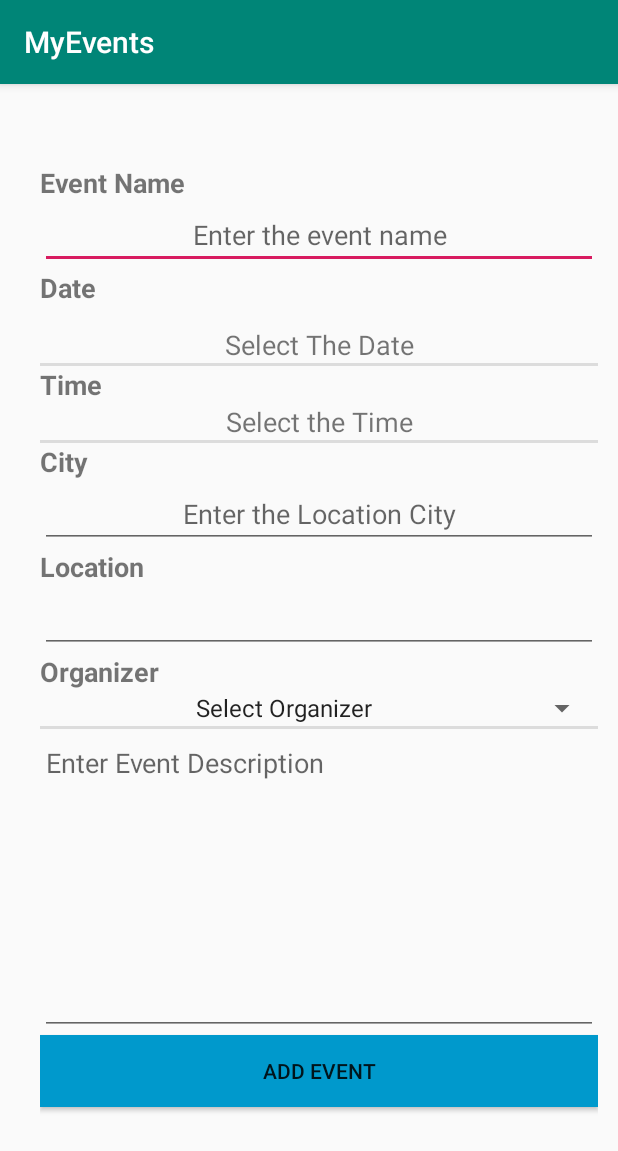
After one commit to Janxni18/MyEvents-1, an Android app: the add_user_details screen opened directly, with no data from a screen before it, on a phone screen of 412 x 824 dp. The commit adds this screen. Shown: the top 1151 px of the screen. Run offline under Robolectric (Android 15) with nearby library versions, the phone set to English and light mode, and no system bars.

Commit message:
Added user profile and add events

```diff
--- a/app/src/main/AndroidManifest.xml
+++ b/app/src/main/AndroidManifest.xml
@@ -9,6 +9,8 @@
         android:roundIcon="@mipmap/ic_launcher_round"
         android:supportsRtl="true"
         android:theme="@style/AppTheme">
+        <activity android:name=".userProfile"></activity>
+        <activity android:name=".add_user_details" />
         <activity
             android:name=".MainActivity"
             android:label="@string/app_name"
--- /dev/null
+++ b/app/src/main/java/com/example/myevents/add_user_details.java
@@ -0,0 +1,88 @@
+package com.example.myevents;
+
+import androidx.appcompat.app.AppCompatActivity;
+import androidx.fragment.app.DialogFragment;
+
+import android.app.DatePickerDialog;
+import android.app.TimePickerDialog;
+import android.os.Bundle;
+import android.view.View;
+import android.widget.AdapterView;
+import android.widget.ArrayAdapter;
+import android.widget.DatePicker;
+import android.widget.Spinner;
+import android.widget.TextView;
+import android.widget.TimePicker;
+import android.widget.Toast;
+
+import java.text.DateFormat;
+import java.util.Calendar;
+
+
+public class add_user_details extends AppCompatActivity implements DatePickerDialog.OnDateSetListener, TimePickerDialog.OnTimeSetListener, AdapterView.OnItemSelectedListener {
+
+
+    @Override
+    protected void onCreate(Bundle savedInstanceState) {
+        super.onCreate(savedInstanceState);
+        setContentView(R.layout.activity_add_user_details);
+
+        Spinner spinner = findViewById(R.id.spinner);
+        ArrayAdapter<CharSequence> adapter = ArrayAdapter.createFromResource(this,R.array.Organizers,android.R.layout.simple_spinner_item);
+        adapter.setDropDownViewResource(android.R.layout.simple_spinner_dropdown_item);
+        spinner.setAdapter(adapter);
+        spinner.setOnItemSelectedListener(this);
+
+
+        TextView button1 = (TextView) findViewById(R.id.textViewStartDate);
+        button1.setOnClickListener(new View.OnClickListener() {
+            @Override
+            public void onClick(View v) {
+                DialogFragment datePicker = new DatePickerFragment();
+                datePicker.show(getSupportFragmentManager(), "date picker");
+            }
+        });
+
+        TextView button2 = (TextView) findViewById(R.id.textViewStartTime);
+        button2.setOnClickListener(new View.OnClickListener() {
+            @Override
+            public void onClick(View v) {
+                DialogFragment timePicker = new TImePickerFragment();
+                timePicker.show(getSupportFragmentManager(), "time picker");
+            }
+        });
+
+
+
+
+    }
+
+    @Override
+    public void onItemSelected(AdapterView<?> parent, View view, int position, long id) {
+        String text = parent.getItemAtPosition(position).toString();
+        Toast.makeText(parent.getContext(), text, Toast.LENGTH_SHORT).show();
+    }
+
+    @Override
+    public void onNothingSelected(AdapterView<?> parent) {
+
+    }
+
+    @Override
+    public void onDateSet(DatePicker view, int year, int month, int dayOfMonth) {
+        Calendar c = Calendar.getInstance();
+        c.set(Calendar.YEAR, year);
+        c.set(Calendar.MONTH, month);
+        c.set(Calendar.DAY_OF_MONTH, dayOfMonth);
+        String currentDateString = DateFormat.getDateInstance(DateFormat.FULL).format(c.getTime());
+
+        TextView textView = (TextView) findViewById(R.id.textViewStartDate);
+        textView.setText(currentDateString);
+    }
+
+    @Override
+    public void onTimeSet(TimePicker view, int hourOfDay, int minute) {
+        TextView textView = (TextView) findViewById(R.id.textViewStartTime);
+        textView.setText("Hour: " + hourOfDay + " Minute: " + minute);
+    }
+}
--- /dev/null
+++ b/app/src/main/res/layout/activity_add_user_details.xml
@@ -0,0 +1,153 @@
+<?xml version="1.0" encoding="utf-8"?>
+<RelativeLayout xmlns:android="http://schemas.android.com/apk/res/android"
+    xmlns:app="http://schemas.android.com/apk/res-auto"
+    xmlns:tools="http://schemas.android.com/tools"
+    android:layout_width="match_parent"
+    android:layout_height="match_parent"
+    android:orientation="vertical"
+    tools:context=".add_user_details" >
+
+    <LinearLayout
+        android:layout_width="match_parent"
+        android:layout_height="match_parent"
+        android:layout_marginLeft="40px"
+        android:layout_marginTop="80px"
+        android:layout_marginRight="20px"
+        android:orientation="vertical">
+
+        <TextView
+            android:id="@+id/textView6"
+            android:layout_width="match_parent"
+            android:layout_height="wrap_content"
+            android:text="Event Name"
+            android:textSize="18sp"
+            android:textStyle="bold" />
+
+        <EditText
+            android:id="@+id/editText6"
+            android:layout_width="match_parent"
+            android:layout_height="wrap_content"
+            android:ems="10"
+            android:hint="Enter the event name"
+            android:inputType="textPersonName"
+            android:textAlignment="center" />
+
+        <TextView
+            android:id="@+id/textView7"
+            android:layout_width="match_parent"
+            android:layout_height="wrap_content"
+            android:text="Date"
+            android:textSize="18sp"
+            android:textStyle="bold" />
+
+        <TextView
+            android:id="@+id/textViewStartDate"
+            android:layout_width="match_parent"
+            android:layout_height="wrap_content"
+            android:layout_marginTop="20px"
+            android:text="Select The Date"
+            android:textAlignment="center"
+            android:textSize="18sp" />
+
+        <View
+            android:id="@+id/divider"
+            android:layout_width="match_parent"
+            android:layout_height="2dp"
+            android:background="?android:attr/listDivider" />
+
+        <TextView
+            android:id="@+id/textView12"
+            android:layout_width="match_parent"
+            android:layout_height="wrap_content"
+            android:text="Time"
+            android:textSize="18sp"
+            android:textStyle="bold" />
+
+        <TextView
+            android:id="@+id/textViewStartTime"
+            android:layout_width="match_parent"
+            android:layout_height="wrap_content"
+            android:text="Select the Time"
+            android:textAlignment="center"
+            android:textSize="18sp" />
+
+        <View
+            android:id="@+id/divider2"
+            android:layout_width="match_parent"
+            android:layout_height="2dp"
+            android:background="?android:attr/listDivider" />
+
+        <TextView
+            android:id="@+id/textView16"
+            android:layout_width="match_parent"
+            android:layout_height="wrap_content"
+            android:text="City"
+            android:textSize="18sp"
+            android:textStyle="bold" />
+
+        <EditText
+            android:id="@+id/editText11"
+            android:layout_width="match_parent"
+            android:layout_height="wrap_content"
+            android:ems="10"
+            android:hint="Enter the Location City"
+            android:inputType="textPersonName"
+            android:textAlignment="center" />
+
+        <TextView
+            android:id="@+id/textView17"
+            android:layout_width="match_parent"
+            android:layout_height="wrap_content"
+            android:text="Location"
+            android:textSize="18sp"
+            android:textStyle="bold" />
+
+        <EditText
+            android:id="@+id/editText12"
+            android:layout_width="match_parent"
+            android:layout_height="wrap_content"
+            android:ems="10"
+            android:inputType="textPersonName"
+            android:textAlignment="center" />
+
+        <TextView
+            android:id="@+id/Organizer"
+            android:layout_width="match_parent"
+            android:layout_height="wrap_content"
+            android:text="Organizer"
+            android:textSize="18sp"
+            android:textStyle="bold" />
+
+        <Spinner
+            android:id="@+id/spinner"
+            android:layout_width="match_parent"
+            android:layout_height="wrap_content"
+            android:spinnerMode="dialog"
+            android:textAlignment="center" />
+
+        <View
+            android:id="@+id/divider3"
+            android:layout_width="match_parent"
+            android:layout_height="2dp"
+            android:background="?android:attr/listDivider" />
+
+        <EditText
+            android:id="@+id/editText14"
+            android:layout_width="match_parent"
+            android:layout_height="204dp"
+            android:ems="10"
+            android:gravity="start|top"
+            android:hint="Enter Event Description"
+            android:inputType="textMultiLine" />
+
+        <Button
+            android:id="@+id/button6"
+            android:layout_width="match_parent"
+            android:layout_height="wrap_content"
+            android:background="@android:color/holo_blue_dark"
+            android:text="Add Event"
+            android:textColorLink="@android:color/background_light" />
+
+    </LinearLayout>
+
+</RelativeLayout>
--- a/app/src/main/res/layout/nav_header_main.xml
+++ b/app/src/main/res/layout/nav_header_main.xml
@@ -24,13 +24,13 @@
         android:layout_width="match_parent"
         android:layout_height="wrap_content"
         android:paddingTop="@dimen/nav_header_vertical_spacing"
-        android:text="@string/nav_header_title"
+        android:text="User 123"
         android:textAppearance="@style/TextAppearance.AppCompat.Body1" />
 
     <TextView
         android:id="@+id/textView"
-        android:layout_width="wrap_content"
+        android:layout_width="match_parent"
         android:layout_height="wrap_content"
-        android:text="@string/nav_header_subtitle" />
+        android:text="user123@gmail.com" />
 
 </LinearLayout>
--- a/app/src/main/res/values/strings.xml
+++ b/app/src/main/res/values/strings.xml
@@ -13,4 +13,11 @@
     <string name="menu_tools">Tools</string>
     <string name="menu_share">Share</string>
     <string name="menu_send">Send</string>
+
+    <string-array name="Organizers">
+        <item>Select Organizer</item>
+        <item>Saga Group</item>
+        <item>All Events</item>
+        <item>Bloom Events</item>
+    </string-array>
 </resources>
```
Also changed, not shown: app/src/main/java/com/example/myevents/DatePickerFragment.java (added, +25 -0 lines), app/src/main/java/com/example/myevents/MainActivity.java (+21 -0 lines), app/src/main/java/com/example/myevents/TImePickerFragment.java (added, +25 -0 lines), app/src/main/java/com/example/myevents/userProfile.java (added, +14 -0 lines), app/src/main/res/layout/activity_user_profile.xml (added, +79 -0 lines), app/src/main/res/layout/content_main.xml (+6 -4 lines).
